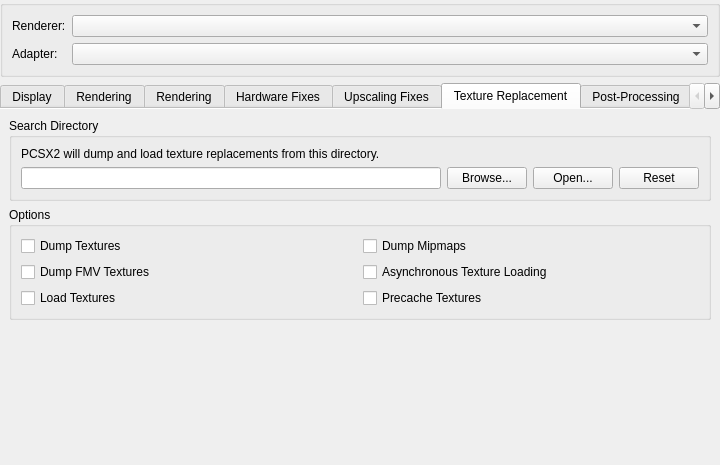
First picture: the form in pcsx2-qt/Settings/GraphicsSettingsWidget.ui, repository PCSX2/pcsx2, before the edit.
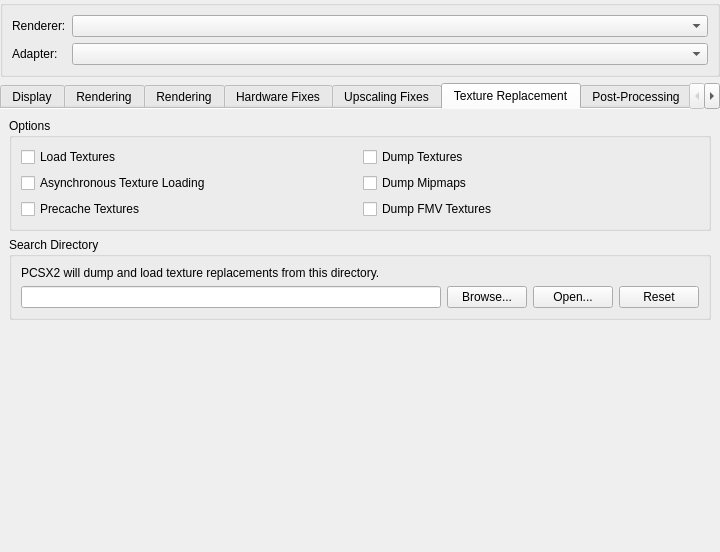
Second picture: the form after the edit. The open tabs and pages were chosen to show the change.

Commit message: Qt: Tidy up texture replacement settings

Diff of the .ui file:
```diff
--- a/pcsx2-qt/Settings/GraphicsSettingsWidget.ui
+++ b/pcsx2-qt/Settings/GraphicsSettingsWidget.ui
@@ -7,7 +7,7 @@
     <x>0</x>
     <y>0</y>
     <width>720</width>
-    <height>463</height>
+    <height>552</height>
    </rect>
   </property>
   <layout class="QVBoxLayout" name="verticalLayout">
@@ -1246,6 +1246,57 @@
        <string>Texture Replacement</string>
       </attribute>
       <layout class="QVBoxLayout" name="verticalLayout_4">
+       <item>
+        <widget class="QGroupBox" name="groupBox">
+         <property name="title">
+          <string>Options</string>
+         </property>
+         <layout class="QGridLayout" name="gridLayout_8">
+          <item row="3" column="0">
+           <widget class="QCheckBox" name="precacheTextureReplacements">
+            <property name="text">
+             <string>Precache Textures</string>
+            </property>
+           </widget>
+          </item>
+          <item row="2" column="0">
+           <widget class="QCheckBox" name="loadTextureReplacementsAsync">
+            <property name="text">
+             <string>Asynchronous Texture Loading</string>
+            </property>
+           </widget>
+          </item>
+          <item row="1" column="0">
+           <widget class="QCheckBox" name="loadTextureReplacements">
+            <property name="text">
+             <string>Load Textures</string>
+            </property>
+           </widget>
+          </item>
+          <item row="1" column="1">
+           <widget class="QCheckBox" name="dumpReplaceableTextures">
+            <property name="text">
+             <string>Dump Textures</string>
+            </property>
+           </widget>
+          </item>
+          <item row="2" column="1">
+           <widget class="QCheckBox" name="dumpReplaceableMipmaps">
+            <property name="text">
+             <string>Dump Mipmaps</string>
+            </property>
+           </widget>
+          </item>
+          <item row="3" column="1">
+           <widget class="QCheckBox" name="dumpTexturesWithFMVActive">
+            <property name="text">
+             <string>Dump FMV Textures</string>
+            </property>
+           </widget>
+          </item>
+         </layout>
+        </widget>
+       </item>
        <item>
         <widget class="QGroupBox" name="groupBox_6">
          <property name="title">
@@ -1286,57 +1337,6 @@
          </layout>
         </widget>
        </item>
-       <item>
-        <widget class="QGroupBox" name="groupBox">
-         <property name="title">
-          <string>Options</string>
-         </property>
-         <layout class="QGridLayout" name="gridLayout_8">
-          <item row="0" column="0">
-           <widget class="QCheckBox" name="dumpReplaceableTextures">
-            <property name="text">
-             <string>Dump Textures</string>
-            </property>
-           </widget>
-          </item>
-          <item row="0" column="1">
-           <widget class="QCheckBox" name="dumpReplaceableMipmaps">
-            <property name="text">
-             <string>Dump Mipmaps</string>
-            </property>
-           </widget>
-          </item>
-          <item row="1" column="0">
-           <widget class="QCheckBox" name="dumpTexturesWithFMVActive">
-            <property name="text">
-             <string>Dump FMV Textures</string>
-            </property>
-           </widget>
-          </item>
-          <item row="1" column="1">
-           <widget class="QCheckBox" name="loadTextureReplacementsAsync">
-            <property name="text">
-             <string>Asynchronous Texture Loading</string>
-            </property>
-           </widget>
-          </item>
-          <item row="2" column="0">
-           <widget class="QCheckBox" name="loadTextureReplacements">
-            <property name="text">
-             <string>Load Textures</string>
-            </property>
-           </widget>
-          </item>
-          <item row="2" column="1">
-           <widget class="QCheckBox" name="precacheTextureReplacements">
-            <property name="text">
-             <string>Precache Textures</string>
-            </property>
-           </widget>
-          </item>
-         </layout>
-        </widget>
-       </item>
        <item>
         <spacer name="verticalSpacer_4">
          <property name="orientation">
```
Left out of the diff: 92 changed lines with no effect on the pictures. The commit also changes 2 other files.
